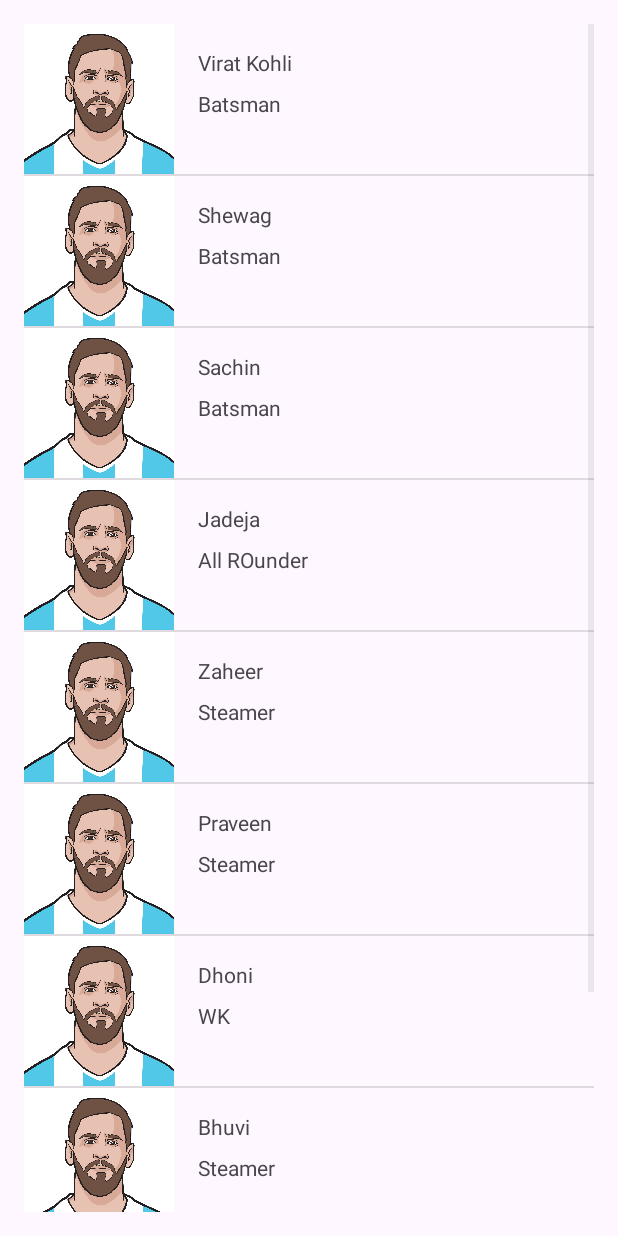
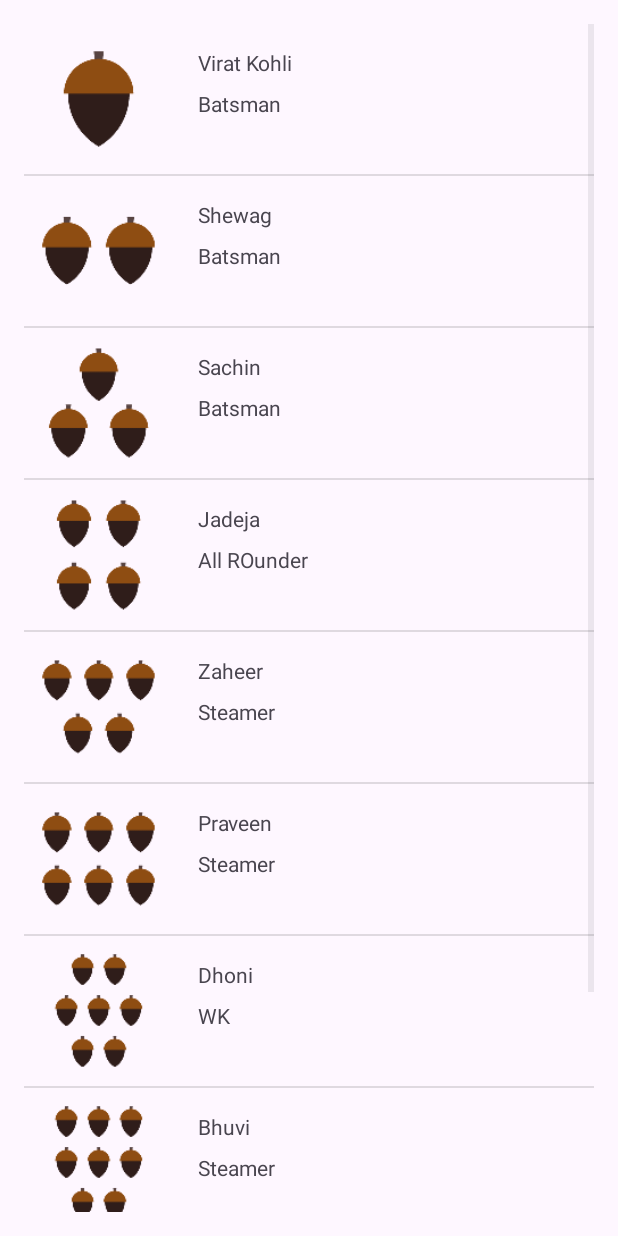
Before and after one commit to ayan-de/CustomAdapter-JAVA, an Android app: the MainActivity1 screen opened directly, with no data from a screen before it, on a phone screen of 412 x 824 dp. Run offline under Robolectric (Android 15) with nearby library versions, the phone set to English and light mode, and no system bars.

Commit message:
"NO_IMAGE_PROVIDED in an activity solved"

```diff
--- a/app/src/main/java/com/example/firstapp/TeamAdapter.java
+++ b/app/src/main/java/com/example/firstapp/TeamAdapter.java
@@ -5,6 +5,7 @@ import android.view.LayoutInflater;
 import android.view.View;
 import android.view.ViewGroup;
 import android.widget.ArrayAdapter;
+import android.widget.ImageView;
 import android.widget.ListView;
 import android.widget.TextView;
 
@@ -39,6 +40,15 @@ public class TeamAdapter extends ArrayAdapter<TeamIndia> {
 
         roleTextView.setText(currentPlayer.getRole());
 
+        ImageView imageView = (ImageView) listItemView.findViewById(R.id.image);
+
+        if(currentPlayer.hasImage()) {
+            imageView.setImageResource(currentPlayer.getImage());
+            imageView.setVisibility(View.VISIBLE);
+        }
+        else {
+            imageView.setVisibility(View.GONE);
+        }
         return listItemView;
     }
 }
--- a/app/src/main/java/com/example/firstapp/TeamIndia.java
+++ b/app/src/main/java/com/example/firstapp/TeamIndia.java
@@ -4,7 +4,9 @@ public class TeamIndia {
     private String playerName;
     private String playerRole;
 
-    private int imageResource;
+    private int imageResource = NO_IMAGE_PROVIDED;
+
+    public static final int NO_IMAGE_PROVIDED = -1;
 
     public TeamIndia(String pName, String pRole) {
         playerName = pName;
@@ -28,4 +30,8 @@ public class TeamIndia {
     public int getImage() {
         return imageResource;
     }
+
+    public boolean hasImage(){
+        return imageResource != NO_IMAGE_PROVIDED;
+    }
 }
```
